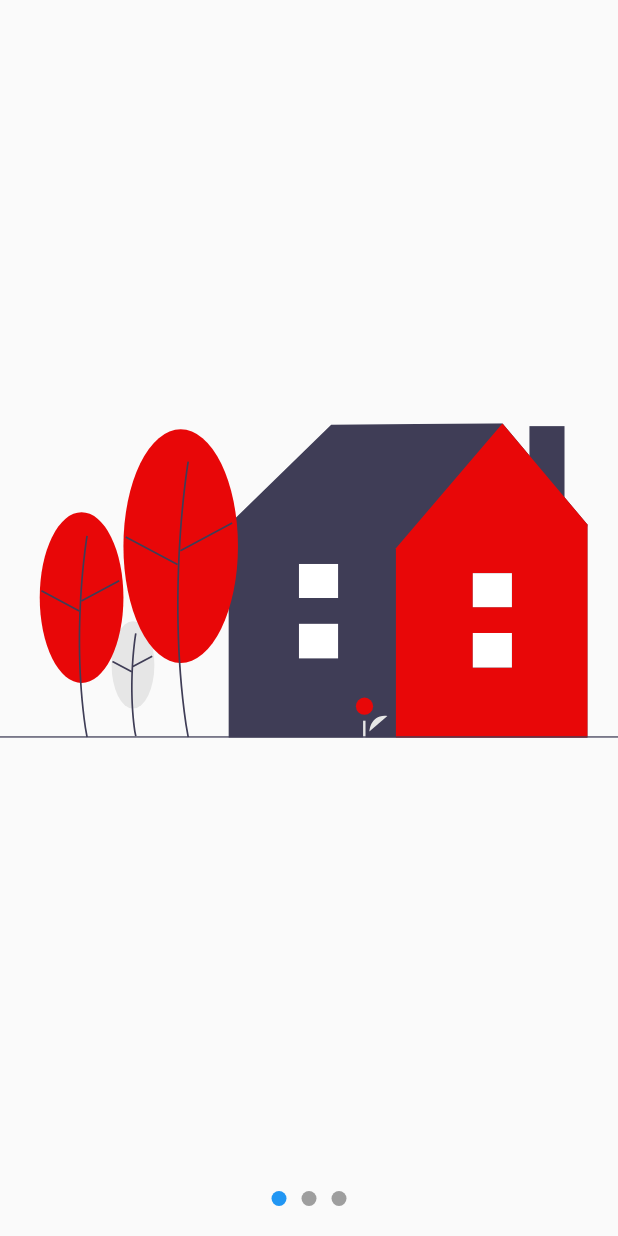
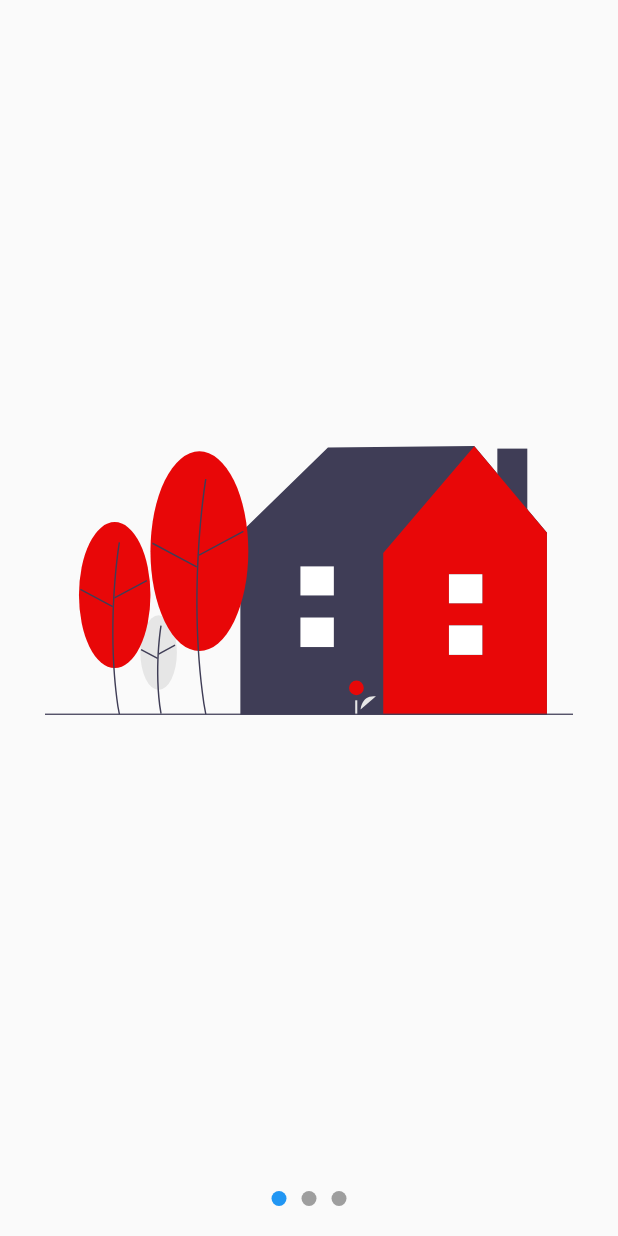
Before and after one commit to germanheinz/DesignsProFlutter, a Flutter app: the screen it shows after launch, on a phone screen of 412 x 824 dp. Run offline on Flutter 3.47's test engine with Material 2 defaults, Android fonts, the phone set to English and light mode, and no system bars; our stand-ins replace flutter_svg.

Commit message:
Designs SlideShow - Refactoring, making a Generic Widget

```diff
--- /dev/null
+++ b/lib/lab/slideshow_page.dart
@@ -0,0 +1,112 @@
+import 'package:designs_pro/models/slider_model.dart';
+import 'package:flutter/material.dart';
+import 'package:flutter_svg/flutter_svg.dart';
+import 'package:provider/provider.dart';
+
+final pageViewController = new PageController();
+class SlideShowPage extends StatelessWidget {
+
+@override
+  Widget build(BuildContext context) {
+    return ChangeNotifierProvider(
+        create: (_) => new SliderModel(),
+        child: Scaffold(
+        body: Center(
+          child: Column(
+            children: <Widget>[
+              Expanded(
+                child: _Slides()
+              ),
+               _Dots(),
+            ],
+          )
+        )
+      ),
+    );
+  }
+}
+
+
+
+
+
+class _Slides extends StatefulWidget {
+
+  @override
+  __SlidesState createState() => __SlidesState();
+
+}
+
+class __SlidesState extends State<_Slides> {
+
+   @override
+  void initState() {
+    super.initState();
+    pageViewController.addListener(() => {
+      print('Current Page: ${pageViewController.page}'),
+      Provider.of<SliderModel>(context, listen: false).currentPage = pageViewController.page
+    });
+  }
+
+  @override
+  void dispose() {
+    pageViewController.dispose();
+    super.dispose();
+  }
+
+  @override
+  Widget build(BuildContext context) {
+    return Container(
+      child: PageView(
+        controller: pageViewController,
+        children: <Widget>[
+          SvgPicture.asset('assets/svg/undraw_at_home_octe.svg'),
+          SvgPicture.asset('assets/svg/undraw_cohort_analysis_stny.svg'),
+          SvgPicture.asset('assets/svg/undraw_nature_on_screen_xkli.svg'),
+        ],
+      ),
+    );
+  }
+}
+class _Dots extends StatelessWidget {
+
+  @override
+  Widget build(BuildContext context) {
+    return Container(
+     width: double.infinity,
+     height: 50,
+     child: Row(
+       mainAxisAlignment: MainAxisAlignment.center,
+       children: <Widget>[
+         _Dot(0),
+         _Dot(1),
+         _Dot(2),
+       ],
+     ),
+    );
+  }
+}
+
+class _Dot extends StatelessWidget {
+
+  final int index;
+
+  _Dot(this.index);
+
+  @override
+  Widget build(BuildContext context) {
+
+    final pageViewIndex = Provider.of<SliderModel>(context).currentPage;
+    return AnimatedContainer(
+      duration: Duration(milliseconds: 200),
+      height: 10,
+      width: 10,
+      margin: EdgeInsets.symmetric(horizontal: 5),
+      decoration: BoxDecoration(
+        color: (pageViewIndex >= index - 0.5 && pageViewIndex < index + 0.5) ? Colors.blue : Colors.grey,
+        shape: BoxShape.circle,
+
+      ),
+    );
+  }
+}
--- a/lib/main.dart
+++ b/lib/main.dart
@@ -1,5 +1,6 @@
 // import 'package:designs_pro/pages/animations_page.dart';
 // import 'package:designs_pro/pages/header_page.dart';
+
 import 'package:designs_pro/pages/slideshow_page.dart';
 import 'package:flutter/material.dart';
 
@@ -16,7 +17,7 @@ class _MyAppState extends State<MyApp> {
     return MaterialApp(
       title: 'Designs App',
       debugShowCheckedModeBanner: false,
-      home: SlideShowPage()
+      home: SlideshowPage()
     );
   }
 }
--- a/lib/pages/slideshow_page.dart
+++ b/lib/pages/slideshow_page.dart
@@ -1,112 +1,23 @@
-import 'package:designs_pro/models/slider_model.dart';
+import 'package:designs_pro/widgets/slideshow.dart';
 import 'package:flutter/material.dart';
 import 'package:flutter_svg/flutter_svg.dart';
-import 'package:provider/provider.dart';
 
-final pageViewController = new PageController();
-class SlideShowPage extends StatelessWidget {
+class SlideshowPage extends StatelessWidget {
 
-@override
+  @override
   Widget build(BuildContext context) {
-    return ChangeNotifierProvider(
-        create: (_) => new SliderModel(),
-        child: Scaffold(
-        body: Center(
-          child: Column(
-            children: <Widget>[
-              Expanded(
-                child: _Slides()
-              ),
-               _Dots(),
-            ],
-          )
-        )
+    return Scaffold(
+      body: Slideshow(
+        slides: <Widget>[
+          SvgPicture.asset('assets/svg/undraw_at_home_octe.svg'),
+
+          SvgPicture.asset('assets/svg/undraw_at_home_octe.svg'),
+
+          SvgPicture.asset('assets/svg/undraw_at_home_octe.svg'),
+
+          SvgPicture.asset('assets/svg/undraw_at_home_octe.svg'),
+        ]
       ),
     );
   }
 }
-
-
-
-
-
-class _Slides extends StatefulWidget {
-
-  @override
-  __SlidesState createState() => __SlidesState();
-
-}
-
-class __SlidesState extends State<_Slides> {
-
-   @override
-  void initState() {
-    super.initState();
-    pageViewController.addListener(() => {
-      print('Current Page: ${pageViewController.page}'),
-      Provider.of<SliderModel>(context, listen: false).currentPage = pageViewController.page
-    });
-  }
-
-  @override
-  void dispose() {
-    pageViewController.dispose();
-    super.dispose();
-  }
-
-  @override
-  Widget build(BuildContext context) {
-    return Container(
-      child: PageView(
-        controller: pageViewController,
-        children: <Widget>[
-          SvgPicture.asset('assets/svg/undraw_at_home_octe.svg'),
-          SvgPicture.asset('assets/svg/undraw_cohort_analysis_stny.svg'),
-          SvgPicture.asset('assets/svg/undraw_nature_on_screen_xkli.svg'),
-        ],
-      ),
-    );
-  }
-}
-class _Dots extends StatelessWidget {
-
-  @override
-  Widget build(BuildContext context) {
-    return Container(
-     width: double.infinity,
-     height: 50,
-     child: Row(
-       mainAxisAlignment: MainAxisAlignment.center,
-       children: <Widget>[
-         _Dot(0),
-         _Dot(1),
-         _Dot(2),
-       ],
-     ),
-    );
-  }
-}
-
-class _Dot extends StatelessWidget {
-
-  final int index;
-
-  _Dot(this.index);
-
-  @override
-  Widget build(BuildContext context) {
-
-    final pageViewIndex = Provider.of<SliderModel>(context).currentPage;
-    return AnimatedContainer(
-      duration: Duration(milliseconds: 200),
-      height: 10,
-      width: 10,
-      margin: EdgeInsets.symmetric(horizontal: 5),
-      decoration: BoxDecoration(
-        color: (pageViewIndex >= index - 0.5 && pageViewIndex < index + 0.5) ? Colors.blue : Colors.grey,
-        shape: BoxShape.circle,
-
-      ),
-    );
-  }
-}
--- /dev/null
+++ b/lib/widgets/slideshow.dart
@@ -0,0 +1,135 @@
+import 'package:designs_pro/lab/slideshow_page.dart';
+import 'package:designs_pro/models/slider_model.dart';
+import 'package:flutter/material.dart';
+import 'package:provider/provider.dart';
+
+class Slideshow extends StatelessWidget {
+
+  List<Widget> slides;
+
+  Slideshow({@required this.slides});
+
+
+  @override
+  Widget build(BuildContext context) {
+    return ChangeNotifierProvider(
+      create: (_) => new SliderModel(),
+      child: Center(
+          child: Column(
+            children: <Widget>[
+              Expanded(
+                child: _Slides(this.slides),
+              ),
+               _Dots(),
+            ],
+          )
+        ),
+      );
+  }
+}
+
+
+class _Slides extends StatefulWidget {
+
+  final List<Widget> slides;
+
+  _Slides(this.slides);
+
+  @override
+  __SlidesState createState() => __SlidesState();
+
+}
+
+class __SlidesState extends State<_Slides> {
+
+   @override
+  void initState() {
+    super.initState();
+    pageViewController.addListener(() => {
+      // print('Current Page: ${pageViewController.page}'),
+      Provider.of<SliderModel>(context, listen: false).currentPage = pageViewController.page
+    });
+  }
+
+  @override
+  void dispose() {
+    pageViewController.dispose();
+    super.dispose();
+  }
+
+  @override
+  Widget build(BuildContext context) {
+    return Container(
+      child: PageView(
+        controller: pageViewController,
+        // children: <Widget>[
+        //   SvgPicture.asset('assets/svg/undraw_at_home_octe.svg'),
+        //   SvgPicture.asset('assets/svg/undraw_cohort_analysis_stny.svg'),
+        //   SvgPicture.asset('assets/svg/undraw_nature_on_screen_xkli.svg'),
+        // ],
+        children: widget.slides.map((slide) => _Slide(slide)).toList(),
+      ),
+    );
+  }
+}
+
+class _Slide extends StatelessWidget {
+
+  final Widget slide;
+
+  _Slide(this.slide);
+
+  @override
+  Widget build(BuildContext context) {
+    return Container(
+      width: double.infinity,
+      height: double.infinity,
+      padding: EdgeInsets.all(30),
+      child: slide
+    );
+  }
+}
+
+class _Dots extends StatelessWidget {
+
+
+  @override
+  Widget build(BuildContext context) {
+    return Container(
+     width: double.infinity,
+     height: 50,
+     child: Row(
+       mainAxisAlignment: MainAxisAlignment.center,
+       children: <Widget>[
+         _Dot(0),
+         _Dot(1),
+         _Dot(2),
+       ],
+     ),
+    );
+  }
+}
+
+class _Dot extends StatelessWidget {
+
+  final int index;
+
+  _Dot(this.index);
+
+  @override
+  Widget build(BuildContext context) {
+
+    final pageViewIndex = Provider.of<SliderModel>(context).currentPage;
+    return AnimatedContainer(
+      duration: Duration(milliseconds: 200),
+      height: 10,
+      width: 10,
+      margin: EdgeInsets.symmetric(horizontal: 5),
+      decoration: BoxDecoration(
+        color: (pageViewIndex >= index - 0.5 && pageViewIndex < index + 0.5) ? Colors.blue : Colors.grey,
+        shape: BoxShape.circle,
+
+      ),
+    );
+  }
+}
```
